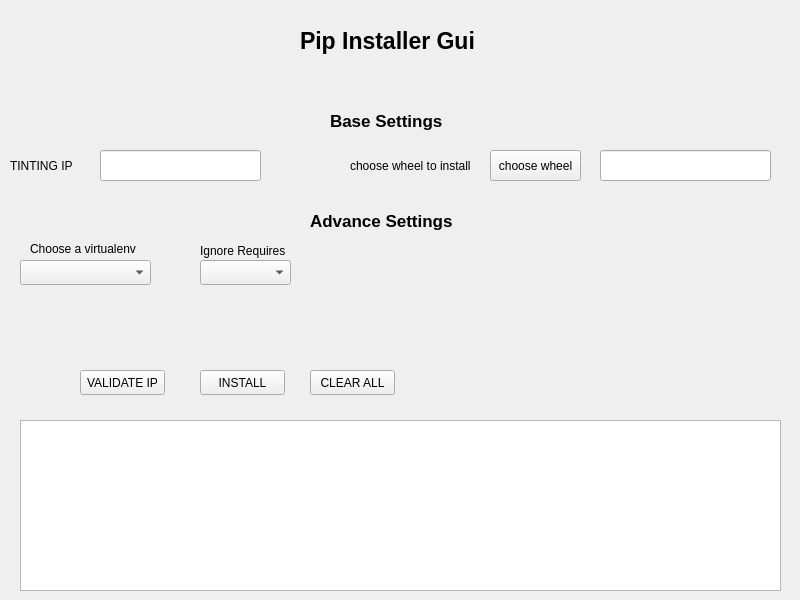
FrancescoGalasso/pip-installer-gui, file src/main/resources/base/main_window.ui: the form before one commit.
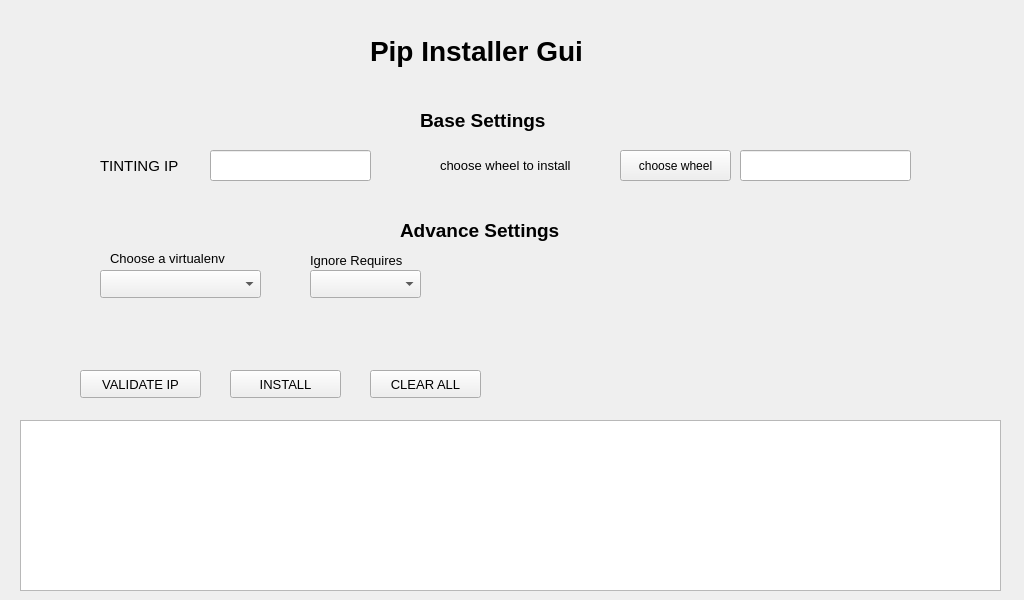
The form after the commit.

Patch:
```diff
--- a/src/main/resources/base/main_window.ui
+++ b/src/main/resources/base/main_window.ui
@@ -6,7 +6,7 @@
    <rect>
     <x>0</x>
     <y>0</y>
-    <width>800</width>
+    <width>1024</width>
     <height>600</height>
    </rect>
   </property>
@@ -19,19 +19,24 @@
      <rect>
       <x>-10</x>
       <y>0</y>
-      <width>821</width>
+      <width>1035</width>
       <height>611</height>
      </rect>
     </property>
     <widget class="QPushButton" name="btn_open_folder_files">
      <property name="geometry">
       <rect>
-       <x>500</x>
+       <x>630</x>
        <y>150</y>
-       <width>91</width>
+       <width>111</width>
        <height>31</height>
       </rect>
      </property>
+     <property name="font">
+      <font>
+       <pointsize>9</pointsize>
+      </font>
+     </property>
      <property name="text">
       <string>choose wheel</string>
      </property>
@@ -39,15 +44,15 @@
     <widget class="QLabel" name="config_label">
      <property name="geometry">
       <rect>
-       <x>310</x>
+       <x>380</x>
        <y>20</y>
-       <width>251</width>
-       <height>41</height>
+       <width>311</width>
+       <height>61</height>
       </rect>
      </property>
      <property name="font">
       <font>
-       <pointsize>17</pointsize>
+       <pointsize>21</pointsize>
        <weight>75</weight>
        <bold>true</bold>
       </font>
@@ -59,12 +64,17 @@
     <widget class="QLabel" name="label">
      <property name="geometry">
       <rect>
-       <x>20</x>
+       <x>110</x>
        <y>150</y>
        <width>101</width>
        <height>31</height>
       </rect>
      </property>
+     <property name="font">
+      <font>
+       <pointsize>11</pointsize>
+      </font>
+     </property>
      <property name="text">
       <string>TINTING IP</string>
      </property>
@@ -72,12 +82,17 @@
     <widget class="QLabel" name="label_4">
      <property name="geometry">
       <rect>
-       <x>360</x>
+       <x>450</x>
        <y>150</y>
-       <width>131</width>
+       <width>171</width>
        <height>31</height>
       </rect>
      </property>
+     <property name="font">
+      <font>
+       <pointsize>10</pointsize>
+      </font>
+     </property>
      <property name="text">
       <string>choose wheel to install</string>
      </property>
@@ -85,7 +100,7 @@
     <widget class="QLineEdit" name="qline_folder_path">
      <property name="geometry">
       <rect>
-       <x>610</x>
+       <x>750</x>
        <y>150</y>
        <width>171</width>
        <height>31</height>
@@ -98,17 +113,22 @@
     <widget class="QLineEdit" name="qline_ip">
      <property name="geometry">
       <rect>
-       <x>110</x>
+       <x>220</x>
        <y>150</y>
        <width>161</width>
        <height>31</height>
       </rect>
      </property>
+     <property name="font">
+      <font>
+       <pointsize>10</pointsize>
+      </font>
+     </property>
     </widget>
     <widget class="QLabel" name="config_label_2">
      <property name="geometry">
       <rect>
-       <x>340</x>
+       <x>430</x>
        <y>100</y>
        <width>191</width>
        <height>41</height>
@@ -116,7 +136,7 @@
      </property>
      <property name="font">
       <font>
-       <pointsize>13</pointsize>
+       <pointsize>14</pointsize>
        <weight>75</weight>
        <bold>true</bold>
       </font>
@@ -128,15 +148,15 @@
     <widget class="QLabel" name="config_label_3">
      <property name="geometry">
       <rect>
-       <x>320</x>
-       <y>200</y>
-       <width>191</width>
+       <x>410</x>
+       <y>210</y>
+       <width>211</width>
        <height>41</height>
       </rect>
      </property>
      <property name="font">
       <font>
-       <pointsize>13</pointsize>
+       <pointsize>14</pointsize>
        <weight>75</weight>
        <bold>true</bold>
       </font>
@@ -148,12 +168,17 @@
     <widget class="QPushButton" name="pushButton_install">
      <property name="geometry">
       <rect>
-       <x>210</x>
+       <x>240</x>
        <y>370</y>
-       <width>85</width>
-       <height>25</height>
+       <width>111</width>
+       <height>28</height>
       </rect>
      </property>
+     <property name="font">
+      <font>
+       <pointsize>10</pointsize>
+      </font>
+     </property>
      <property name="text">
       <string>INSTALL</string>
      </property>
@@ -163,10 +188,15 @@
       <rect>
        <x>90</x>
        <y>370</y>
-       <width>85</width>
-       <height>25</height>
+       <width>121</width>
+       <height>28</height>
       </rect>
      </property>
+     <property name="font">
+      <font>
+       <pointsize>10</pointsize>
+      </font>
+     </property>
      <property name="text">
       <string>VALIDATE IP</string>
      </property>
@@ -174,8 +204,8 @@
     <widget class="QLabel" name="version_lbl">
      <property name="geometry">
       <rect>
-       <x>370</x>
-       <y>60</y>
+       <x>490</x>
+       <y>70</y>
        <width>54</width>
        <height>17</height>
       </rect>
@@ -187,22 +217,32 @@
     <widget class="QComboBox" name="comboBox_venvs">
      <property name="geometry">
       <rect>
-       <x>30</x>
-       <y>260</y>
-       <width>131</width>
-       <height>25</height>
+       <x>110</x>
+       <y>270</y>
+       <width>161</width>
+       <height>28</height>
       </rect>
      </property>
+     <property name="font">
+      <font>
+       <pointsize>10</pointsize>
+      </font>
+     </property>
     </widget>
     <widget class="QLabel" name="label_2">
      <property name="geometry">
       <rect>
-       <x>40</x>
-       <y>240</y>
-       <width>131</width>
+       <x>120</x>
+       <y>250</y>
+       <width>151</width>
        <height>17</height>
       </rect>
      </property>
+     <property name="font">
+      <font>
+       <pointsize>10</pointsize>
+      </font>
+     </property>
      <property name="text">
       <string>Choose a virtualenv</string>
      </property>
@@ -210,12 +250,17 @@
     <widget class="QPushButton" name="pushButton_clear">
      <property name="geometry">
       <rect>
-       <x>320</x>
+       <x>380</x>
        <y>370</y>
-       <width>85</width>
-       <height>25</height>
+       <width>111</width>
+       <height>28</height>
       </rect>
      </property>
+     <property name="font">
+      <font>
+       <pointsize>10</pointsize>
+      </font>
+     </property>
      <property name="text">
       <string>CLEAR ALL</string>
      </property>
@@ -223,12 +268,17 @@
     <widget class="QLabel" name="label_3">
      <property name="geometry">
       <rect>
-       <x>210</x>
-       <y>240</y>
-       <width>101</width>
+       <x>320</x>
+       <y>250</y>
+       <width>121</width>
        <height>21</height>
       </rect>
      </property>
+     <property name="font">
+      <font>
+       <pointsize>10</pointsize>
+      </font>
+     </property>
      <property name="text">
       <string>Ignore Requires</string>
      </property>
@@ -236,22 +286,32 @@
     <widget class="QComboBox" name="comboBox_requires">
      <property name="geometry">
       <rect>
-       <x>210</x>
-       <y>260</y>
-       <width>91</width>
-       <height>25</height>
+       <x>320</x>
+       <y>270</y>
+       <width>111</width>
+       <height>28</height>
       </rect>
      </property>
+     <property name="font">
+      <font>
+       <pointsize>10</pointsize>
+      </font>
+     </property>
     </widget>
     <widget class="QTextBrowser" name="textBrowser_board">
      <property name="geometry">
       <rect>
        <x>30</x>
        <y>420</y>
-       <width>761</width>
+       <width>981</width>
        <height>171</height>
       </rect>
      </property>
+     <property name="font">
+      <font>
+       <pointsize>10</pointsize>
+      </font>
+     </property>
     </widget>
    </widget>
   </widget>
```
